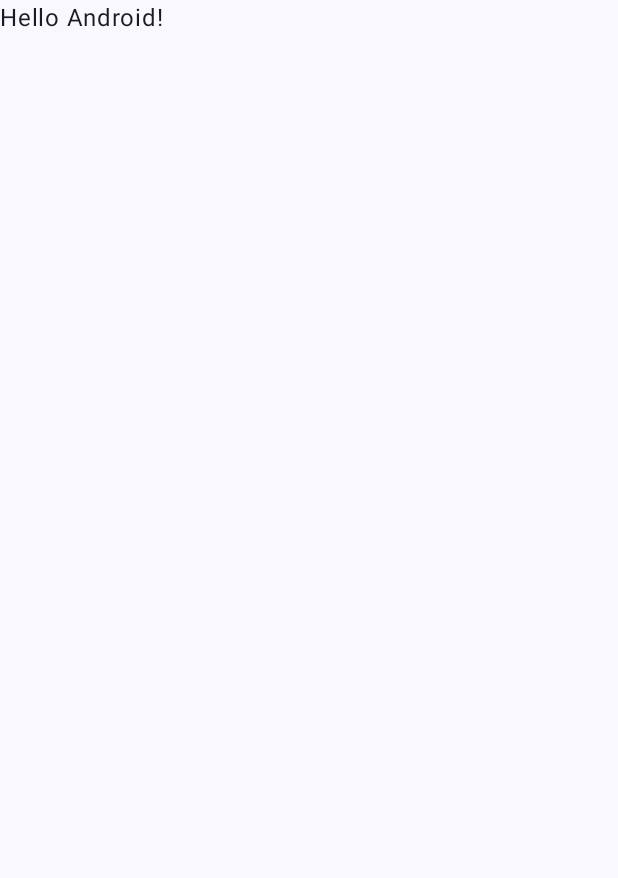
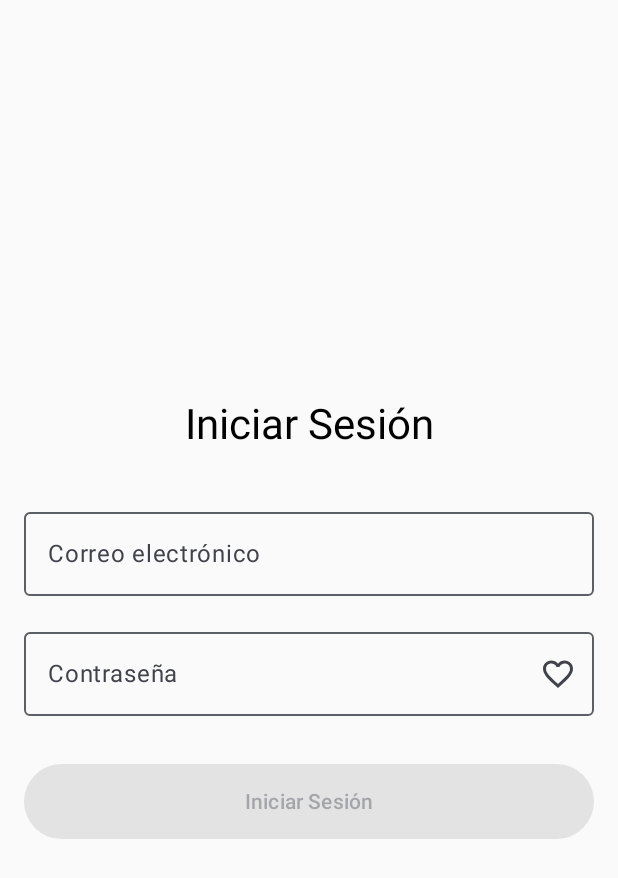
Before and after one commit to james250920/esan_Mendoza_PC2, an Android app built with Jetpack Compose: the screen it shows after launch (MainActivity), on a phone screen of 412 x 824 dp. Before the commit the part shown is almost empty. Shown: the top 878 px of the screen. Run offline under Robolectric (Android 15) with nearby library versions, the phone set to English and light mode, and no system bars; our stand-ins replace Firebase (no records; nobody signed in at launch, a user with empty details on screens opened directly).

Commit message:
Add navigation and authentication screens; update dependencies and permissions

```diff
--- a/app/src/main/AndroidManifest.xml
+++ b/app/src/main/AndroidManifest.xml
@@ -1,6 +1,7 @@
 <?xml version="1.0" encoding="utf-8"?>
 <manifest xmlns:android="http://schemas.android.com/apk/res/android"
     xmlns:tools="http://schemas.android.com/tools">
+    <uses-permission android:name="android.permission.INTERNET"/>
 
     <application
         android:allowBackup="true"
--- a/app/src/main/java/esan/mendoza/pc2/MainActivity.kt
+++ b/app/src/main/java/esan/mendoza/pc2/MainActivity.kt
@@ -11,6 +11,7 @@ import androidx.compose.material3.Text
 import androidx.compose.runtime.Composable
 import androidx.compose.ui.Modifier
 import androidx.compose.ui.tooling.preview.Preview
+import esan.mendoza.pc2.navigation.Navigation
 import esan.mendoza.pc2.ui.theme.PC2Theme
 
 class MainActivity : ComponentActivity() {
@@ -19,29 +20,8 @@ class MainActivity : ComponentActivity() {
         enableEdgeToEdge()
         setContent {
             PC2Theme {
-                Scaffold(modifier = Modifier.fillMaxSize()) { innerPadding ->
-                    Greeting(
-                        name = "Android",
-                        modifier = Modifier.padding(innerPadding)
-                    )
-                }
+                Navigation()
             }
         }
     }
 }
-
-@Composable
-fun Greeting(name: String, modifier: Modifier = Modifier) {
-    Text(
-        text = "Hello $name!",
-        modifier = modifier
-    )
-}
-
-@Preview(showBackground = true)
-@Composable
-fun GreetingPreview() {
-    PC2Theme {
-        Greeting("Android")
-    }
-}
--- /dev/null
+++ b/app/src/main/java/esan/mendoza/pc2/navigation/Navigation.kt
@@ -0,0 +1,29 @@
+package esan.mendoza.pc2.navigation
+
+import androidx.compose.runtime.Composable
+import androidx.navigation.compose.NavHost
+import androidx.navigation.compose.composable
+import androidx.navigation.compose.rememberNavController
+import esan.mendoza.pc2.presentation.auth.LoginScreen
+import esan.mendoza.pc2.presentation.home.HomeScreen
+
+
+@Composable
+fun Navigation() {
+    val navController = rememberNavController()
+
+    NavHost(navController = navController, startDestination = "login"){
+        composable("login"){
+            LoginScreen(navController)
+        }
+
+        //Navigation
+        composable("home"){
+            DrawerScaffold(navController) {
+                HomeScreen(navController)
+            }
+        }
+
+
+    }
+}
--- /dev/null
+++ b/app/src/main/java/esan/mendoza/pc2/presentation/auth/LoginScreen.kt
@@ -0,0 +1,130 @@
+package esan.mendoza.pc2.presentation.auth
+
+import androidx.compose.runtime.Composable
+import androidx.navigation.NavController
+import androidx.compose.foundation.layout.*
+import androidx.compose.foundation.text.KeyboardOptions
+import androidx.compose.material.icons.Icons
+import androidx.compose.material.icons.filled.Face
+import androidx.compose.material.icons.filled.Favorite
+import androidx.compose.material.icons.filled.FavoriteBorder
+import androidx.compose.material3.*
+import androidx.compose.runtime.mutableStateOf
+import androidx.compose.runtime.remember
+import androidx.compose.runtime.getValue
+import androidx.compose.runtime.rememberCoroutineScope
+import androidx.compose.runtime.setValue
+import androidx.compose.ui.Alignment
+import androidx.compose.ui.Modifier
+import androidx.compose.ui.graphics.vector.ImageVector
+import androidx.compose.ui.text.input.KeyboardType
+import androidx.compose.ui.text.input.PasswordVisualTransformation
+import androidx.compose.ui.text.input.VisualTransformation
+import androidx.compose.ui.unit.dp
+import com.google.firebase.auth.ktx.auth
+import com.google.firebase.ktx.Firebase
+import esan.mendoza.pc2.data.remote.FirebaseAuthManager
+import kotlinx.coroutines.launch
+
+
+@Composable
+fun LoginScreen(navController: NavController) {
+    var email by remember { mutableStateOf("") }
+    var password by remember { mutableStateOf("") }
+    var isPasswordVisible by remember { mutableStateOf(false) }
+    var isLoading by remember { mutableStateOf(false) }
+    var errorMessage by remember { mutableStateOf<String?>(null) }
+
+    val scope = rememberCoroutineScope()
+
+    Column(
+        modifier = Modifier
+            .fillMaxSize()
+            .padding(16.dp),
+        horizontalAlignment = Alignment.CenterHorizontally,
+        verticalArrangement = Arrangement.Center
+    ) {
+        Text(
+            text = "Iniciar Sesión",
+            style = MaterialTheme.typography.headlineMedium,
+            modifier = Modifier.padding(bottom = 32.dp)
+        )
+
+        if (errorMessage != null) {
+            Text(
+                text = errorMessage!!,
+                color = MaterialTheme.colorScheme.error,
+                modifier = Modifier.padding(vertical = 8.dp)
+            )
+        }
+
+        OutlinedTextField(
+            value = email,
+            onValueChange = { email = it },
+            label = { Text("Correo electrónico") },
+            keyboardOptions = KeyboardOptions(keyboardType = KeyboardType.Email),
+            modifier = Modifier.fillMaxWidth(),
+            enabled = !isLoading
+        )
+
+        Spacer(modifier = Modifier.height(16.dp))
+
+        OutlinedTextField(
+            value = password,
+            onValueChange = { password = it },
+            label = { Text("Contraseña") },
+            visualTransformation = if (isPasswordVisible)
+                VisualTransformation.None
+            else
+                PasswordVisualTransformation(),
+            keyboardOptions = KeyboardOptions(keyboardType = KeyboardType.Password),
+            trailingIcon = {
+                IconButton(onClick = { isPasswordVisible = !isPasswordVisible }) {
+                    Icon(
+                        imageVector = if (isPasswordVisible)
+                            Icons.Default.Favorite
+                        else
+                            Icons.Default.FavoriteBorder,
+                        contentDescription = "Alternar visibilidad de contraseña"
+                    )
+                }
+            },
+            modifier = Modifier.fillMaxWidth(),
+            enabled = !isLoading
+        )
+
+        Spacer(modifier = Modifier.height(32.dp))
+
+        Button(
+            onClick = {
+                isLoading = true
+                errorMessage = null
+                scope.launch {
+                    FirebaseAuthManager.loginUser(email, password)
+                        .onSuccess {
+                            navController.navigate("home") {
+                                popUpTo("login") { inclusive = true }
+                            }
+                        }
+                        .onFailure { e ->
+                            errorMessage = "Error: ${e.localizedMessage}"
+                        }
+                    isLoading = false
+                }
+            },
+            modifier = Modifier
+                .fillMaxWidth()
+                .height(50.dp),
+            enabled = !isLoading && email.isNotBlank() && password.isNotBlank()
+        ) {
+            if (isLoading) {
+                CircularProgressIndicator(
+                    color = MaterialTheme.colorScheme.onPrimary,
+                    modifier = Modifier.size(24.dp)
+                )
+            } else {
+                Text("Iniciar Sesión")
+            }
+        }
+    }
+}
--- a/build.gradle.kts
+++ b/build.gradle.kts
@@ -3,5 +3,6 @@ plugins {
     alias(libs.plugins.android.application) apply false
     alias(libs.plugins.kotlin.android) apply false
     alias(libs.plugins.kotlin.compose) apply false
-    alias(libs.plugins.google.gms.google.services) apply false
+
+    id("com.google.gms.google-services") version "4.4.2" apply false
 }
```
Also changed, not shown: app/build.gradle.kts (+9 -1 lines), app/src/main/java/esan/mendoza/pc2/data/remote/FirebaseManager.kt (added, +25 -0 lines), app/src/main/java/esan/mendoza/pc2/navigation/DrawerScaffold.kt (added, +83 -0 lines), app/src/main/java/esan/mendoza/pc2/presentation/ConversionScreen.kt (added, +7 -0 lines), app/src/main/java/esan/mendoza/pc2/presentation/home/HomeScreen.kt (added, +9 -0 lines).
